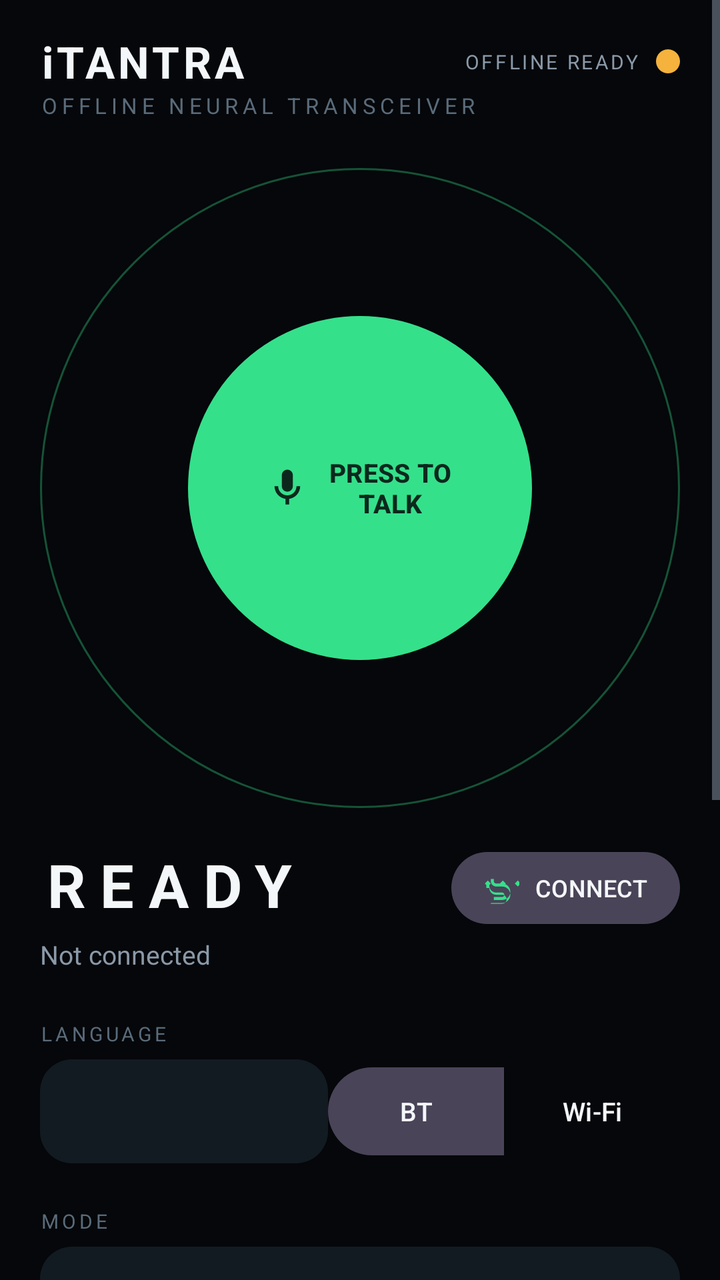
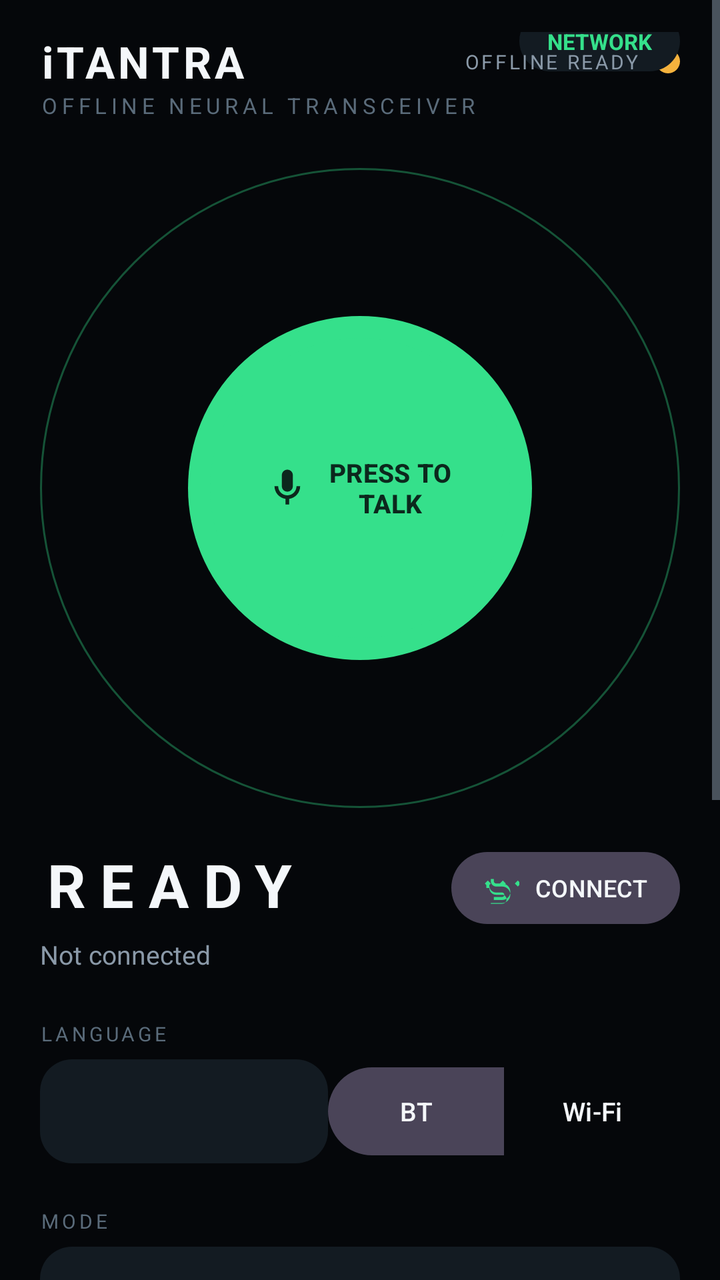

Screens rendered from an Android XML layout before and after an edit, with the pre-edit source and the edit as a unified diff.
<!-- AndroidManifest.xml: application theme Theme.ITantra -->
<!-- res/layout/activity_main.xml -->
<?xml version="1.0" encoding="utf-8"?>
<androidx.constraintlayout.widget.ConstraintLayout xmlns:android="http://schemas.android.com/apk/res/android"
    xmlns:app="http://schemas.android.com/apk/res-auto"
    xmlns:tools="http://schemas.android.com/tools"
    android:id="@+id/mainLayout"
    android:layout_width="match_parent"
    android:layout_height="match_parent"
    android:background="@color/bg_black">

    <ScrollView
        android:layout_width="match_parent"
        android:layout_height="match_parent"
        android:fillViewport="true"
        android:overScrollMode="never">

        <androidx.constraintlayout.widget.ConstraintLayout
            android:layout_width="match_parent"
            android:layout_height="wrap_content"
            android:paddingHorizontal="20dp"
            android:paddingTop="16dp"
            android:paddingBottom="28dp">

            
            <TextView
                android:id="@+id/tvHeaderTitle"
                android:layout_width="wrap_content"
                android:layout_height="wrap_content"
                android:letterSpacing="0.08"
                android:text="iTANTRA"
                android:textColor="@color/text_white"
                android:textSize="22sp"
                android:textStyle="bold"
                app:layout_constraintStart_toStartOf="parent"
                app:layout_constraintTop_toTopOf="parent" />

            <TextView
                android:id="@+id/tvHeaderSub"
                android:layout_width="wrap_content"
                android:layout_height="wrap_content"
                android:letterSpacing="0.2"
                android:text="@string/app_subtitle"
                android:textAllCaps="true"
                android:textColor="@color/text_faint"
                android:textSize="11sp"
                app:layout_constraintStart_toStartOf="@id/tvHeaderTitle"
                app:layout_constraintTop_toBottomOf="@id/tvHeaderTitle" />

            
            <View
                android:id="@+id/viewStatusDot"
                android:layout_width="12dp"
                android:layout_height="12dp"
                android:background="@drawable/bg_status_dot"
                android:backgroundTint="@color/comm_amber"
                app:layout_constraintBottom_toTopOf="@id/tvHeaderSub"
                app:layout_constraintEnd_toEndOf="parent"
                app:layout_constraintTop_toTopOf="@id/tvHeaderTitle" />

            <TextView
                android:id="@+id/tvHeaderConn"
                android:layout_width="wrap_content"
                android:layout_height="wrap_content"
                android:layout_marginEnd="8dp"
                android:letterSpacing="0.12"
                android:text="@string/offline_ready_indicator"
                android:textAllCaps="true"
                android:textColor="@color/text_muted"
                android:textSize="10sp"
                app:layout_constraintBottom_toTopOf="@id/tvHeaderSub"
                app:layout_constraintEnd_toStartOf="@id/viewStatusDot"
                app:layout_constraintTop_toTopOf="@id/tvHeaderTitle" />

            
            <FrameLayout
                android:id="@+id/radarContainer"
                android:layout_width="0dp"
                android:layout_height="0dp"
                android:layout_marginTop="24dp"
                app:layout_constraintDimensionRatio="1:1"
                app:layout_constraintEnd_toEndOf="parent"
                app:layout_constraintStart_toStartOf="parent"
                app:layout_constraintTop_toBottomOf="@id/tvHeaderSub">

                <View
                    android:id="@+id/radarRingOuter"
                    android:layout_width="match_parent"
                    android:layout_height="match_parent"
                    android:alpha="0.35"
                    android:background="@drawable/ring_outer" />

                <View
                    android:id="@+id/radarRingMid"
                    android:layout_width="0dp"
                    android:layout_height="0dp"
                    android:layout_gravity="center"
                    android:layout_margin="24dp"
                    android:alpha="0.5"
                    android:background="@drawable/ring_mid" />

                <View
                    android:id="@+id/radarRingInner"
                    android:layout_width="0dp"
                    android:layout_height="0dp"
                    android:layout_gravity="center"
                    android:layout_margin="54dp"
                    android:alpha="0.7"
                    android:background="@drawable/ring_inner" />

                <com.google.android.material.button.MaterialButton
                    android:id="@+id/btnPtt"
                    android:layout_width="172dp"
                    android:layout_height="172dp"
                    android:layout_gravity="center"
                    android:background="@drawable/status_node"
                    android:backgroundTint="@null"
                    android:insetTop="0dp"
                    android:insetBottom="0dp"
                    android:stateListAnimator="@null"
                    android:text="@string/ptt_hold_to_talk"
                    android:textColor="@color/bg_black"
                    android:textSize="13sp"
                    android:textStyle="bold"
                    app:cornerRadius="86dp"
                    app:icon="@drawable/ic_mic"
                    app:iconGravity="textStart"
                    app:iconSize="22dp"
                    app:iconTint="@color/bg_black"
                    app:rippleColor="@android:color/transparent" />

                <View
                    android:id="@+id/statusNodeGlow"
                    android:layout_width="150dp"
                    android:layout_height="150dp"
                    android:layout_gravity="center"
                    android:alpha="0.15"
                    android:background="@drawable/status_node" />
            </FrameLayout>

            
            <TextView
                android:id="@+id/tvStatusText"
                android:layout_width="wrap_content"
                android:layout_height="wrap_content"
                android:layout_marginTop="18dp"
                android:letterSpacing="0.24"
                android:text="@string/standby_ready"
                android:textAllCaps="true"
                android:textColor="@color/text_white"
                android:textSize="30sp"
                android:textStyle="bold"
                app:layout_constraintStart_toStartOf="parent"
                app:layout_constraintTop_toBottomOf="@id/radarContainer" />

            <TextView
                android:id="@+id/tvStatusDetail"
                android:layout_width="0dp"
                android:layout_height="wrap_content"
                android:layout_marginTop="6dp"
                android:layout_marginEnd="10dp"
                android:text="@string/peer_placeholder"
                android:textColor="@color/text_muted"
                android:textSize="13sp"
                app:layout_constraintEnd_toStartOf="@id/btnScanConnect"
                app:layout_constraintStart_toStartOf="parent"
                app:layout_constraintTop_toBottomOf="@id/tvStatusText" />

            <com.google.android.material.button.MaterialButton
                android:id="@+id/btnScanConnect"
                style="@style/Widget.Material3.Button.TonalButton"
                android:layout_width="wrap_content"
                android:layout_height="44dp"
                android:paddingHorizontal="16dp"
                android:text="@string/connect_label"
                android:textColor="@color/text_white"
                android:textSize="12sp"
                app:cornerRadius="22dp"
                app:icon="@drawable/ic_connect"
                app:iconGravity="textStart"
                app:iconTint="@color/comm_green"
                app:layout_constraintEnd_toEndOf="parent"
                app:layout_constraintTop_toTopOf="@id/tvStatusText" />

            
            <TextView
                android:id="@+id/tvLanguageLabel"
                android:layout_width="wrap_content"
                android:layout_height="wrap_content"
                android:layout_marginTop="24dp"
                android:letterSpacing="0.16"
                android:text="@string/language"
                android:textAllCaps="true"
                android:textColor="@color/text_faint"
                android:textSize="10sp"
                app:layout_constraintStart_toStartOf="parent"
                app:layout_constraintTop_toBottomOf="@id/tvStatusDetail" />

            <Spinner
                android:id="@+id/spinnerLanguage"
                android:layout_width="0dp"
                android:layout_height="52dp"
                android:layout_marginTop="6dp"
                android:background="@drawable/bg_surface_chip"
                android:paddingHorizontal="16dp"
                app:layout_constraintEnd_toStartOf="@id/toggleTransport"
                app:layout_constraintStart_toStartOf="parent"
                app:layout_constraintTop_toBottomOf="@id/tvLanguageLabel" />

            <com.google.android.material.button.MaterialButtonToggleGroup
                android:id="@+id/toggleTransport"
                android:layout_width="wrap_content"
                android:layout_height="52dp"
                android:layout_marginStart="10dp"
                app:checkedButton="@+id/btnTransportBt"
                app:selectionRequired="true"
                app:singleSelection="true"
                app:layout_constraintEnd_toEndOf="parent"
                app:layout_constraintTop_toTopOf="@id/spinnerLanguage">

                <com.google.android.material.button.MaterialButton
                    android:id="@+id/btnTransportBt"
                    style="@style/Widget.Material3.Button.TextButton"
                    android:layout_width="wrap_content"
                    android:layout_height="match_parent"
                    android:paddingHorizontal="16dp"
                    android:text="BT"
                    android:textColor="@color/text_white"
                    android:textSize="13sp" />

                <com.google.android.material.button.MaterialButton
                    android:id="@+id/btnTransportWifi"
                    style="@style/Widget.Material3.Button.TextButton"
                    android:layout_width="wrap_content"
                    android:layout_height="match_parent"
                    android:paddingHorizontal="16dp"
                    android:text="Wi-Fi"
                    android:textColor="@color/text_white"
                    android:textSize="13sp" />
            </com.google.android.material.button.MaterialButtonToggleGroup>

            
            <TextView
                android:id="@+id/tvModeLabel"
                android:layout_width="wrap_content"
                android:layout_height="wrap_content"
                android:layout_marginTop="22dp"
                android:letterSpacing="0.16"
                android:text="@string/mode_label"
                android:textAllCaps="true"
                android:textColor="@color/text_faint"
                android:textSize="10sp"
                app:layout_constraintStart_toStartOf="parent"
                app:layout_constraintTop_toBottomOf="@id/spinnerLanguage" />

            <RadioGroup
                android:id="@+id/radioGroupMode"
                android:layout_width="0dp"
                android:layout_height="52dp"
                android:layout_marginTop="6dp"
                android:background="@drawable/bg_surface_chip"
                android:checkedButton="@+id/radioPtt"
                android:orientation="horizontal"
                app:layout_constraintEnd_toEndOf="parent"
                app:layout_constraintStart_toStartOf="parent"
                app:layout_constraintTop_toBottomOf="@id/tvModeLabel">

                <RadioButton
                    android:id="@+id/radioPtt"
                    android:layout_width="0dp"
                    android:layout_height="match_parent"
                    android:layout_weight="1"
                    android:button="@android:color/transparent"
                    android:gravity="center"
                    android:text="@string/mode_ptt"
                    android:textColor="@color/text_white"
                    android:textSize="13sp" />

                <RadioButton
                    android:id="@+id/radioContinuous"
                    android:layout_width="0dp"
                    android:layout_height="match_parent"
                    android:layout_weight="1"
                    android:button="@android:color/transparent"
                    android:gravity="center"
                    android:text="@string/mode_continuous"
                    android:textColor="@color/text_white"
                    android:textSize="13sp" />
            </RadioGroup>

            
            <TextView
                android:id="@+id/tvYourVoiceLabel"
                android:layout_width="wrap_content"
                android:layout_height="wrap_content"
                android:layout_marginTop="22dp"
                android:letterSpacing="0.16"
                android:text="@string/your_voice"
                android:textAllCaps="true"
                android:textColor="@color/comm_green"
                android:textSize="10sp"
                app:layout_constraintStart_toStartOf="parent"
                app:layout_constraintTop_toBottomOf="@id/radioGroupMode" />

            <TextView
                android:id="@+id/tvLastSttText"
                android:layout_width="0dp"
                android:layout_height="wrap_content"
                android:layout_marginTop="6dp"
                android:background="@drawable/bg_surface_chip"
                android:padding="14dp"
                android:text="@string/awaiting_voice"
                android:textColor="@color/text_muted"
                android:textSize="16sp"
                app:layout_constraintEnd_toEndOf="parent"
                app:layout_constraintStart_toStartOf="parent"
                app:layout_constraintTop_toBottomOf="@id/tvYourVoiceLabel" />

            <TextView
                android:id="@+id/tvRemoteLabel"
                android:layout_width="wrap_content"
                android:layout_height="wrap_content"
                android:layout_marginTop="16dp"
                android:letterSpacing="0.16"
                android:text="@string/remote"
                android:textAllCaps="true"
                android:textColor="@color/text_faint"
                android:textSize="10sp"
                app:layout_constraintStart_toStartOf="parent"
                app:layout_constraintTop_toBottomOf="@id/tvLastSttText" />

            <TextView
                android:id="@+id/tvLastReceivedText"
                android:layout_width="0dp"
                android:layout_height="wrap_content"
                android:layout_marginTop="6dp"
                android:background="@drawable/bg_surface_chip"
                android:padding="14dp"
                android:text="@string/no_incoming"
                android:textColor="@color/text_muted"
                android:textSize="16sp"
                app:layout_constraintEnd_toEndOf="parent"
                app:layout_constraintStart_toStartOf="parent"
                app:layout_constraintTop_toBottomOf="@id/tvRemoteLabel" />

            
            <LinearLayout
                android:id="@+id/perfChip"
                android:layout_width="wrap_content"
                android:layout_height="wrap_content"
                android:layout_marginTop="18dp"
                android:background="@drawable/bg_surface_chip"
                android:gravity="center_vertical"
                android:orientation="horizontal"
                android:paddingHorizontal="14dp"
                android:paddingVertical="10dp"
                android:clickable="true"
                android:focusable="true"
                app:layout_constraintStart_toStartOf="parent"
                app:layout_constraintTop_toBottomOf="@id/tvLastReceivedText">

                <TextView
                    android:id="@+id/tvPerfSummary"
                    android:layout_width="wrap_content"
                    android:layout_height="wrap_content"
                    android:text="0 ms E2E"
                    android:textColor="@color/text_muted"
                    android:textSize="13sp" />
                <ImageView
                    android:layout_width="16dp"
                    android:layout_height="16dp"
                    android:layout_marginStart="8dp"
                    android:contentDescription="@string/e2e_metric"
                    android:src="@drawable/ic_chevron_down" />
            </LinearLayout>

            
            <TextView
                android:id="@+id/tvLatencyMetrics"
                android:layout_width="0dp"
                android:layout_height="wrap_content"
                android:layout_marginTop="10dp"
                android:background="@drawable/bg_surface_chip"
                android:padding="12dp"
                android:text="STT: 0ms | RTF: 0.00 | NET: 0ms | TTS: 0ms | E2E: 0ms"
                android:textColor="@color/text_muted"
                android:textSize="12sp"
                android:visibility="gone"
                app:layout_constraintStart_toStartOf="parent"
                app:layout_constraintTop_toBottomOf="@id/perfChip" />

            
            <com.google.android.material.button.MaterialButton
                android:id="@+id/btnAlert"
                android:layout_width="0dp"
                android:layout_height="64dp"
                android:layout_marginTop="24dp"
                android:background="@drawable/bg_sos"
                android:backgroundTint="@null"
                android:insetTop="0dp"
                android:insetBottom="0dp"
                android:stateListAnimator="@null"
                android:text="@string/emergency_sos"
                android:textColor="@color/bg_black"
                android:textSize="16sp"
                android:textStyle="bold"
                app:cornerRadius="20dp"
                app:icon="@drawable/ic_sos_shield"
                app:iconGravity="textStart"
                app:iconTint="@color/bg_black"
                app:layout_constraintEnd_toEndOf="parent"
                app:layout_constraintStart_toStartOf="parent"
                app:layout_constraintTop_toBottomOf="@id/tvLatencyMetrics" />

        </androidx.constraintlayout.widget.ConstraintLayout>
    </ScrollView>
</androidx.constraintlayout.widget.ConstraintLayout>
<!-- resources referenced by this layout -->
<resources>
  <color name="bg_black">#05070A</color>
  <color name="comm_amber">#F5B23D</color>
  <color name="comm_green">#35E08B</color>
  <color name="text_faint">#5A6B7A</color>
  <color name="text_muted">#8A99A8</color>
  <color name="text_white">#F4F7FA</color>
  <!-- drawable bg_sos (drawable) -->
  <?xml version="1.0" encoding="utf-8"?>
  <shape xmlns:android="http://schemas.android.com/apk/res/android"
      android:shape="rectangle">
      <solid android:color="@color/comm_red" />
      <corners android:radius="20dp" />
  </shape>
  <!-- drawable bg_status_dot (drawable) -->
  <?xml version="1.0" encoding="utf-8"?>
  <shape xmlns:android="http://schemas.android.com/apk/res/android"
      android:shape="oval">
      <solid android:color="@color/comm_amber" />
      <size android:width="12dp" android:height="12dp" />
  </shape>
  <!-- drawable bg_surface_chip (drawable) -->
  <?xml version="1.0" encoding="utf-8"?>
  <shape xmlns:android="http://schemas.android.com/apk/res/android"
      android:shape="rectangle">
      <solid android:color="@color/bg_surface_raised" />
      <corners android:radius="16dp" />
  </shape>
  <!-- drawable ic_chevron_down (drawable) -->
  <vector xmlns:android="http://schemas.android.com/apk/res/android"
      android:width="16dp" android:height="16dp"
      android:viewportWidth="24" android:viewportHeight="24"
      android:tint="@color/text_muted">
      <path android:fillColor="@android:color/white"
          android:pathData="M7,10l5,5 5,-5z" />
  </vector>
  <!-- drawable ring_inner (drawable) -->
  <?xml version="1.0" encoding="utf-8"?>
  <shape xmlns:android="http://schemas.android.com/apk/res/android"
      android:shape="oval">
      <stroke
          android:width="1dp"
          android:color="@color/comm_green" />
      <solid android:color="@android:color/transparent" />
  </shape>
  <!-- drawable ring_mid (drawable) -->
  <?xml version="1.0" encoding="utf-8"?>
  <shape xmlns:android="http://schemas.android.com/apk/res/android"
      android:shape="oval">
      <stroke
          android:width="1dp"
          android:color="@color/comm_green" />
      <solid android:color="@android:color/transparent" />
  </shape>
  <!-- drawable ring_outer (drawable) -->
  <?xml version="1.0" encoding="utf-8"?>
  <shape xmlns:android="http://schemas.android.com/apk/res/android"
      android:shape="oval">
      <stroke
          android:width="1dp"
          android:color="@color/comm_green" />
      <solid android:color="@android:color/transparent" />
  </shape>
  <!-- drawable status_node (drawable) -->
  <?xml version="1.0" encoding="utf-8"?>
  <shape xmlns:android="http://schemas.android.com/apk/res/android"
      android:shape="oval">
      <solid android:color="@color/comm_green" />
  </shape>
  <string name="app_subtitle">Offline Neural Transceiver</string>
  <string name="awaiting_voice">Hold the talk button to speak…</string>
  <string name="connect_label">CONNECT</string>
  <string name="e2e_metric">E2E</string>
  <string name="emergency_sos">EMERGENCY SOS</string>
  <string name="language">LANGUAGE</string>
  <string name="mode_continuous">Continuous Conversation</string>
  <string name="mode_label">MODE</string>
  <string name="mode_ptt">Push-To-Talk (PTT)</string>
  <string name="no_incoming">No incoming messages yet</string>
  <string name="offline_ready_indicator">OFFLINE READY</string>
  <string name="peer_placeholder">Not connected</string>
  <string name="ptt_hold_to_talk">PRESS TO TALK</string>
  <string name="remote">REMOTE</string>
  <string name="standby_ready">READY</string>
  <string name="your_voice">YOUR VOICE</string>
  <color name="comm_red">#FF4D5E</color>
  <color name="bg_surface_raised">#131B22</color>
  <color name="bg_surface">#0C1116</color>
  <!-- unchanged entries left out for length: 4 -->
</resources>

<!-- the commit's change to res/layout/activity_main.xml (unified diff, before → after) -->
@@ -54,6 +54,25 @@
                 android:backgroundTint="@color/comm_amber"
                 app:layout_constraintBottom_toTopOf="@id/tvHeaderSub"
                 app:layout_constraintEnd_toEndOf="parent"
+                app:layout_constraintTop_toTopOf="@id/tvHeaderTitle" />
+
+            
+            <TextView
+                android:id="@+id/btnOpenNetwork"
+                android:layout_width="wrap_content"
+                android:layout_height="wrap_content"
+                android:background="@drawable/bg_surface_chip"
+                android:paddingHorizontal="14dp"
+                android:paddingVertical="8dp"
+                android:clickable="true"
+                android:focusable="true"
+                android:text="NETWORK"
+                android:textAllCaps="true"
+                android:textColor="@color/comm_green"
+                android:textSize="11sp"
+                android:textStyle="bold"
+                app:layout_constraintBottom_toTopOf="@id/viewStatusDot"
+                app:layout_constraintEnd_toEndOf="@id/viewStatusDot"
                 app:layout_constraintTop_toTopOf="@id/tvHeaderTitle" />
 
             <TextView
